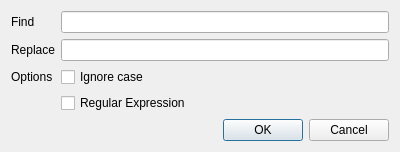
Qt form nodemanager/ui/find_and_replace_dialog.ui (beatreichenbach/node-manager) before a commit.
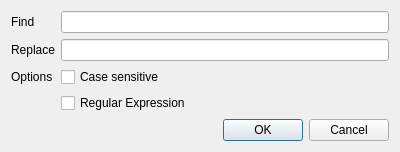
The same form after that commit.

```diff
--- a/nodemanager/ui/find_and_replace_dialog.ui
+++ b/nodemanager/ui/find_and_replace_dialog.ui
@@ -46,7 +46,7 @@
      <item row="2" column="1">
       <widget class="QCheckBox" name="case_chk">
        <property name="text">
-        <string>Ignore case</string>
+        <string>Case sensitive</string>
        </property>
       </widget>
      </item>
```
Left out of the diff: 2 changed lines with no effect on the pictures.
